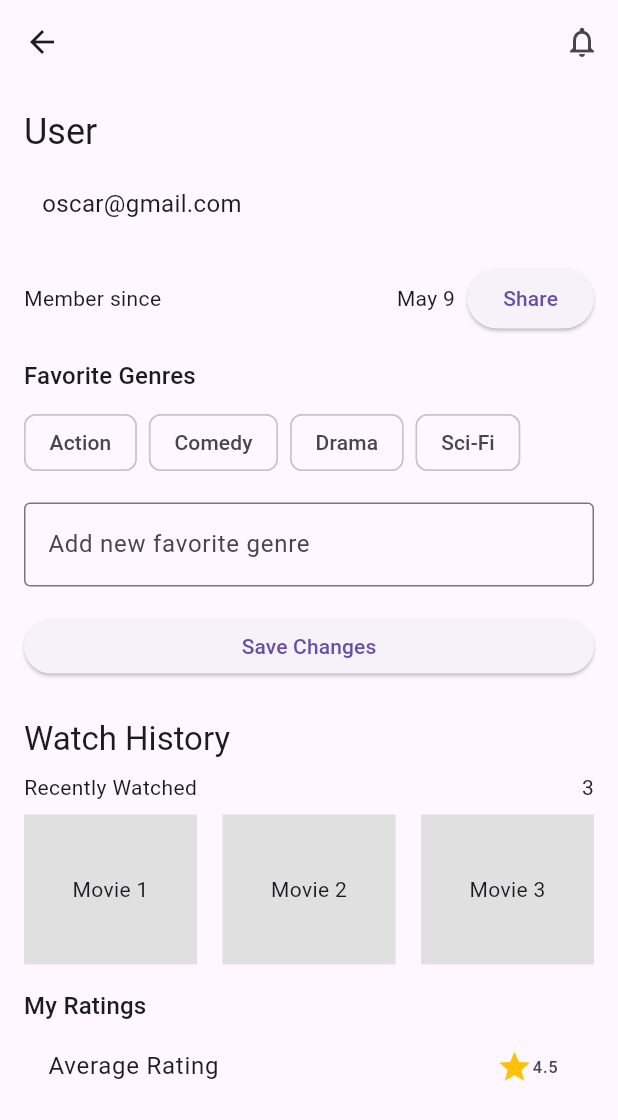
After one commit to OscarJaVaz/pelisflix, a Flutter app: the HomeScreen screen opened directly, after a tap on the "person" icon, on a phone screen of 412 x 824 dp. The commit adds this screen. Shown: the top 1120 px of the screen. Run offline on Flutter 3.47's test engine with Material 3 defaults, Android fonts, the phone set to English and light mode, and no system bars; our stand-ins replace cached_network_image, cloud_firestore, firebase_auth, firebase_core, flutter_rating_bar, youtube_player_flutter; accounts and stored records are empty; network calls fail.

Commit message:
commit v1.8 add screen ACTOR DETAIL AND USER DETAILS, also corrections and implements

```diff
--- a/lib/main_screens/home_screen.dart
+++ b/lib/main_screens/home_screen.dart
@@ -2,6 +2,7 @@ import 'package:flutter/material.dart';
 import 'package:pelisflix/actors/popular_actors_grid_page.dart';
 import 'package:pelisflix/models/person.dart';
 import 'package:pelisflix/movies/movie_detail_screen.dart';
+import 'package:pelisflix/user/user_details.dart';
 import '../models/movie.dart';
 import '../services/tmdb_service.dart';
 import '../widgets/movie_section.dart';
@@ -81,6 +82,7 @@ class _HomeScreenState extends State<HomeScreen> {
   @override
   Widget build(BuildContext context) {
     return Scaffold(
+      backgroundColor: Colors.yellow,
       body: SafeArea(
         child: Column(
           children: [
@@ -90,7 +92,20 @@ class _HomeScreenState extends State<HomeScreen> {
                 mainAxisAlignment: MainAxisAlignment.spaceBetween,
                 children: [
                   const Text('Hola, Oscar!', style: TextStyle(fontSize: 20, fontWeight: FontWeight.bold)),
-                  CircleAvatar(backgroundColor: Colors.grey[300], radius: 20),
+                  GestureDetector(
+                    onTap: () {
+                      // Redirige a la pantalla de detalles del usuario
+                      Navigator.push(
+                        context,
+                        MaterialPageRoute(builder: (context) => UserDetailsScreen()),
+                      );
+                    },
+                    child: CircleAvatar(
+                      backgroundColor: Colors.grey[300],
+                      radius: 20,
+                      child: Icon(Icons.person, color: Colors.white),
+                    ),
+                  ),
                 ],
               ),
             ),
@@ -154,7 +169,10 @@ class _HomeScreenState extends State<HomeScreen> {
         ),
       ),
         bottomNavigationBar: BottomNavigationBar(
+          backgroundColor: Colors.red,
           type: BottomNavigationBarType.fixed,
+          selectedItemColor: Colors.white, // Color para el ítem seleccionado
+          unselectedItemColor: Colors.white.withOpacity(0.6), // Color para los ítems no seleccionados
           items: const [
             BottomNavigationBarItem(icon: Icon(Icons.home), label: 'Inicio'),
             BottomNavigationBarItem(icon: Icon(Icons.local_activity), label: 'Actividad'),
--- a/lib/models/person.dart
+++ b/lib/models/person.dart
@@ -2,11 +2,13 @@ class Person {
   final int id;
   final String name;
   final String profilePath;
+  final String? biography;
 
   Person({
     required this.id,
     required this.name,
     required this.profilePath,
+    this.biography,
   });
 
   factory Person.fromJson(Map<String, dynamic> json) {
@@ -14,6 +16,7 @@ class Person {
       id: json['id'],
       name: json['name'],
       profilePath: json['profile_path'] ?? '', // Manejo de posibles valores nulos
+      biography: json['biography'],
     );
   }
 }
--- /dev/null
+++ b/lib/user/user_details.dart
@@ -0,0 +1,114 @@
+import 'package:flutter/material.dart';
+
+class UserDetailsScreen extends StatelessWidget {
+  @override
+  Widget build(BuildContext context) {
+    return Scaffold(
+      appBar: AppBar(
+        leading: IconButton(
+          icon: Icon(Icons.arrow_back),
+          onPressed: () => Navigator.of(context).pop(),
+        ),
+        actions: [
+          IconButton(
+            icon: Icon(Icons.notifications_none),
+            onPressed: () {/* acción de notificaciones */},
+          ),
+        ],
+      ),
+      body: SingleChildScrollView(
+        child: Padding(
+          padding: EdgeInsets.all(16.0),
+          child: Column(
+            crossAxisAlignment: CrossAxisAlignment.start,
+            children: [
+              Text('User', style: Theme.of(context).textTheme.headlineSmall),
+              SizedBox(height: 8),
+              Container(
+                padding: EdgeInsets.all(12.0),
+                child: Text(
+                  'oscar@gmail.com',
+                  style: TextStyle(fontSize: 16.0),
+                ),
+              ),
+              SizedBox(height: 16),
+              Row(
+                children: [
+                  Text('Member since'),
+                  Spacer(),
+                  Text('May 9'),
+                  SizedBox(width: 8),
+                  ElevatedButton(
+                    child: Text('Share'),
+                    onPressed: () {/* acción de compartir perfil */},
+                  ),
+                ],
+              ),
+              SizedBox(height: 16),
+              Text('Favorite Genres', style: Theme.of(context).textTheme.titleMedium),
+              SizedBox(height: 8),
+              Wrap(
+                spacing: 8,
+                children: [
+                  Chip(label: Text('Action')),
+                  Chip(label: Text('Comedy')),
+                  Chip(label: Text('Drama')),
+                  Chip(label: Text('Sci-Fi')),
+                ],
+              ),
+              SizedBox(height: 16),
+              TextField(
+                decoration: InputDecoration(
+                  hintText: 'Add new favorite genre',
+                  border: OutlineInputBorder(),
+                ),
+              ),
+              SizedBox(height: 16),
+              ElevatedButton(
+                child: Text('Save Changes'),
+                onPressed: () {/* acción de guardar cambios */},
+                style: ElevatedButton.styleFrom(
+                  minimumSize: Size(double.infinity, 36),
+                ),
+              ),
+              SizedBox(height: 24),
+              Text('Watch History', style: Theme.of(context).textTheme.titleLarge),
+              SizedBox(height: 8),
+              Row(
+                children: [
+                  Text('Recently Watched'),
+                  Spacer(),
+                  Text('3'),
+                ],
+              ),
+              SizedBox(height: 8),
+              Row(
+                mainAxisAlignment: MainAxisAlignment.spaceBetween,
+                children: List.generate(3, (index) =>
+                    Container(
+                      width: MediaQuery.of(context).size.width * 0.28,
+                      height: 100,
+                      color: Colors.grey[300],
+                      child: Center(child: Text('Movie ${index + 1}')),
+                    )
+                ),
+              ),
+              SizedBox(height: 16),
+              Text('My Ratings', style: Theme.of(context).textTheme.titleMedium),
+              ListTile(
+                title: Text('Average Rating'),
+                trailing: Row(
+                  mainAxisSize: MainAxisSize.min,
+                  children: [
+                    Icon(Icons.star, color: Colors.amber),
+                    Text('4.5'),
+                  ],
+                ),
+              ),
+            ],
+          ),
+        ),
+      ),
+    );
+  }
+}
```
Also changed, not shown: lib/actors/actor_detail_screen.dart (added, +123 -0 lines), lib/actors/popular_actors_grid_page.dart (+7 -1 lines), lib/movies/latest_trailers/latest_trailers_page.dart (+12 -3 lines), lib/movies/trending/all_trending_movies.dart (+12 -3 lines), lib/services/tmdb_service.dart (+30 -0 lines). Lines whose indentation alone changed are shown as unchanged.
